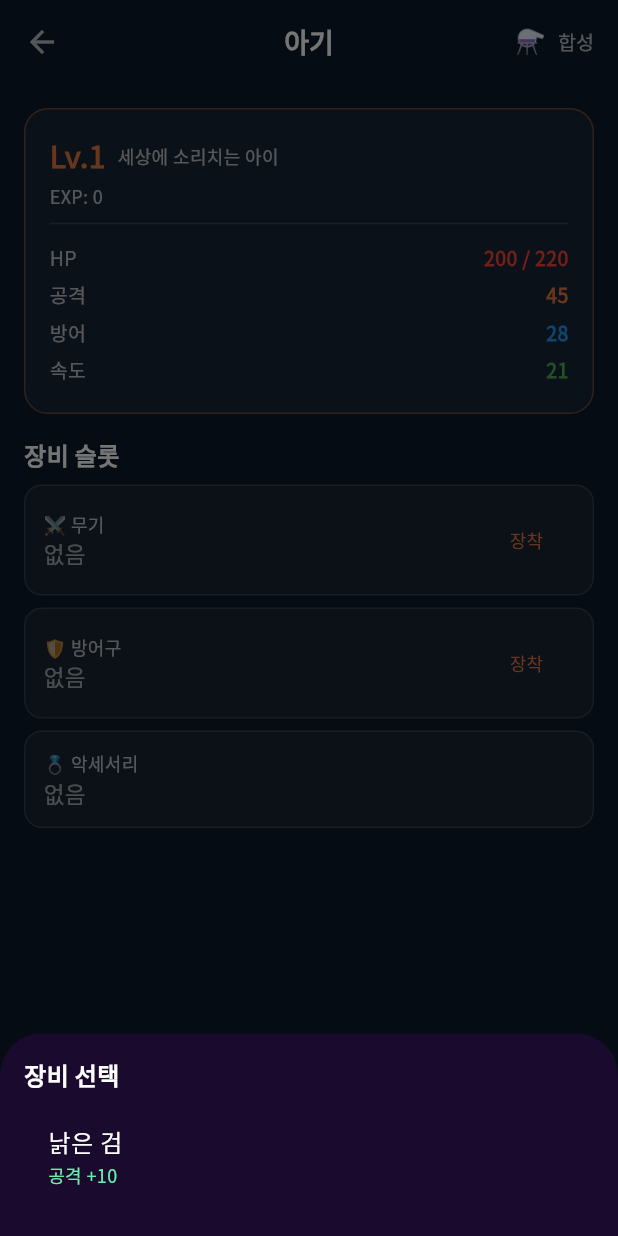
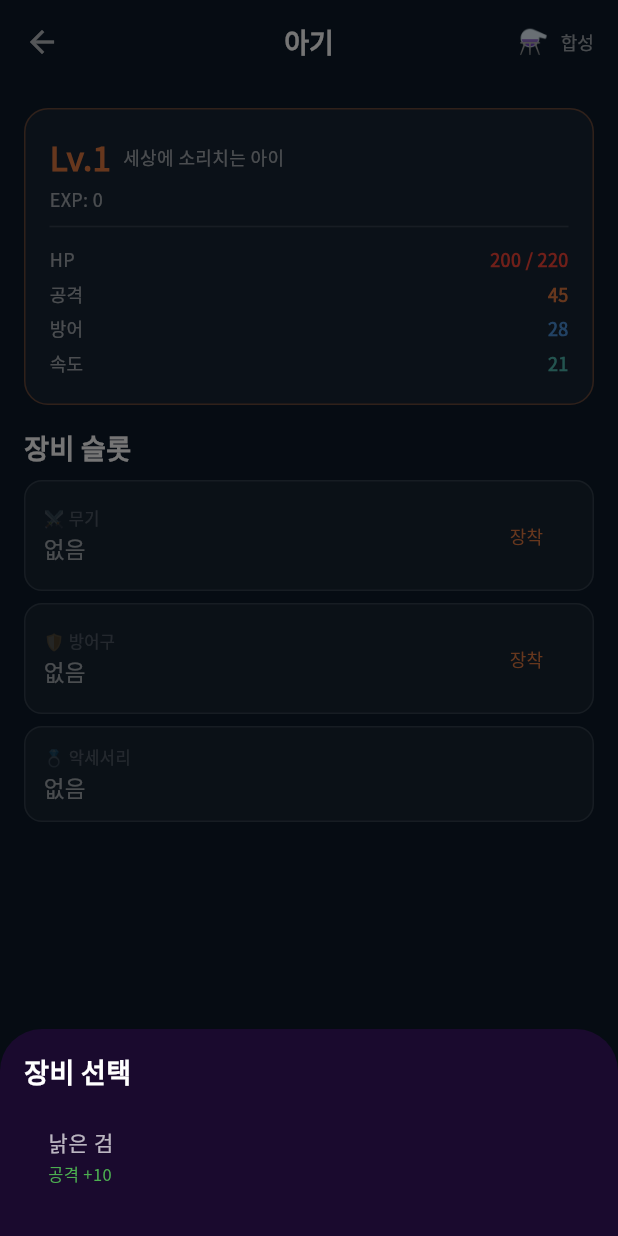
Before and after one commit to alstjs24-design/elemental-quest, a Flutter app: the CharacterScreen screen opened directly, after a tap on "장착", on a phone screen of 412 x 824 dp. Run offline on Flutter 3.47's test engine with Material 3 defaults, Android fonts, the phone set to English and light mode, and no system bars; our stand-ins replace cloud_firestore, firebase_auth, firebase_core, flutter_riverpod, google_fonts, hive_flutter; accounts and stored records are empty.

Commit message:
feat: apply design tokens to run, memory card, character, legacy screens
- run_screen: AppColors.bgDeep/dungeon/hpLow, AppTextStyles throughout, zone card and end screen
- memory_card_screen: AppColors.bgDeep/water, AppTextStyles for card name/desc/bonus/buttons
- character_screen: AppColors.bgDark/fire/water/wind/hpHigh, stat row tokens, equipment bottom sheet
- legacy_screen: AppColors.bgDark/dungeon/legacy/soul, upgrade card labels, level dots soul colors

```diff
--- a/lib/features/character/character_screen.dart
+++ b/lib/features/character/character_screen.dart
@@ -4,6 +4,7 @@
 // Writes: equipItem, unequipSlot on characterProvider.notifier
 import 'package:flutter/material.dart';
 import 'package:flutter_riverpod/flutter_riverpod.dart';
+import '../../core/theme/app_theme.dart';
 import '../../core/enums/character_trait.dart';
 import '../../core/models/character.dart';
 import '../../core/models/equipment.dart';
@@ -36,7 +37,7 @@ class _CharacterScreenState extends ConsumerState<CharacterScreen> {
 
     if (character == null) {
       return const Scaffold(
-        backgroundColor: Color(0xFF0D1B2A),
+        backgroundColor: AppColors.bgDark,
         body: Center(child: CircularProgressIndicator()),
       );
     }
@@ -44,13 +45,11 @@ class _CharacterScreenState extends ConsumerState<CharacterScreen> {
     final stats = charState.effectiveStats;
 
     return Scaffold(
-      backgroundColor: const Color(0xFF0D1B2A),
+      backgroundColor: AppColors.bgDark,
       appBar: AppBar(
         backgroundColor: Colors.transparent,
         elevation: 0,
-        title: Text(character.name,
-            style: const TextStyle(
-                fontSize: 18, fontWeight: FontWeight.bold)),
+        title: Text(character.name, style: AppTextStyles.titleMedium),
         centerTitle: true,
         actions: [
           TextButton.icon(
@@ -59,8 +58,7 @@ class _CharacterScreenState extends ConsumerState<CharacterScreen> {
               MaterialPageRoute(builder: (_) => const CraftingScreen()),
             ),
             icon: const Text('⚗️', style: TextStyle(fontSize: 16)),
-            label: const Text('합성',
-                style: TextStyle(color: Colors.white70, fontSize: 13)),
+            label: Text('합성', style: AppTextStyles.bodySmall),
           ),
         ],
       ),
@@ -71,11 +69,7 @@ class _CharacterScreenState extends ConsumerState<CharacterScreen> {
           children: [
             _StatCard(character: character, stats: stats),
             const SizedBox(height: 16),
-            const Text('장비 슬롯',
-                style: TextStyle(
-                    color: Colors.white,
-                    fontSize: 16,
-                    fontWeight: FontWeight.bold)),
+            Text('장비 슬롯', style: AppTextStyles.titleMedium),
             const SizedBox(height: 8),
             for (final slot in EquipmentSlot.values)
               _EquipmentSlotTile(
@@ -114,7 +108,7 @@ class _StatCard extends StatelessWidget {
         color: Colors.white.withValues(alpha: 0.05),
         borderRadius: BorderRadius.circular(16),
         border: Border.all(
-            color: const Color(0xFFE07840).withValues(alpha: 0.4)),
+            color: AppColors.fire.withValues(alpha: 0.4)),
       ),
       child: Column(
         crossAxisAlignment: CrossAxisAlignment.start,
@@ -122,27 +116,19 @@ class _StatCard extends StatelessWidget {
           Row(
             children: [
               Text('Lv.${character.level}',
-                  style: const TextStyle(
-                      color: Color(0xFFE07840),
-                      fontSize: 20,
-                      fontWeight: FontWeight.bold)),
+                  style: AppTextStyles.titleLarge.copyWith(
+                      color: AppColors.fire)),
               const SizedBox(width: 8),
-              Text(character.trait.displayName,
-                  style: const TextStyle(
-                      color: Colors.white70, fontSize: 12)),
+              Text(character.trait.displayName, style: AppTextStyles.bodySmall),
             ],
           ),
           const SizedBox(height: 4),
-          Text('EXP: ${character.exp}',
-              style: const TextStyle(
-                  color: Colors.white70, fontSize: 12)),
+          Text('EXP: ${character.exp}', style: AppTextStyles.bodySmall),
           const Divider(color: Colors.white12, height: 20),
-          _StatRow('HP',
-              '${character.currentHp} / ${stats.maxHp}', Colors.red),
-          _StatRow(
-              '공격', '${stats.attack}', const Color(0xFFE07840)),
-          _StatRow('방어', '${stats.defense}', Colors.blue),
-          _StatRow('속도', '${stats.speed}', Colors.green),
+          _StatRow('HP', '${character.currentHp} / ${stats.maxHp}', AppColors.hpLow),
+          _StatRow('공격', '${stats.attack}', AppColors.fire),
+          _StatRow('방어', '${stats.defense}', AppColors.water),
+          _StatRow('속도', '${stats.speed}', AppColors.wind),
         ],
       ),
     );
@@ -162,14 +148,10 @@ class _StatRow extends StatelessWidget {
       child: Row(
         mainAxisAlignment: MainAxisAlignment.spaceBetween,
         children: [
-          Text(label,
-              style: const TextStyle(
-                  color: Colors.white70, fontSize: 13)),
+          Text(label, style: AppTextStyles.bodySmall),
           Text(value,
-              style: TextStyle(
-                  color: color,
-                  fontSize: 13,
-                  fontWeight: FontWeight.bold)),
+              style: AppTextStyles.bodySmall.copyWith(
+                  color: color, fontWeight: FontWeight.bold)),
         ],
       ),
     );
@@ -223,9 +205,7 @@ class _EquipmentSlotTile extends StatelessWidget {
               child: Column(
                 crossAxisAlignment: CrossAxisAlignment.start,
                 children: [
-                  Text(slotLabel,
-                      style: const TextStyle(
-                          color: Colors.white70, fontSize: 12)),
+                  Text(slotLabel, style: AppTextStyles.caption),
                   Text(
                     equipped?.name ?? '없음',
                     style: TextStyle(
@@ -241,8 +221,8 @@ class _EquipmentSlotTile extends StatelessWidget {
                   if (equipped != null)
                     Text(
                       _bonusText(equipped!),
-                      style: const TextStyle(
-                          color: Colors.greenAccent, fontSize: 11),
+                      style: AppTextStyles.caption.copyWith(
+                          color: AppColors.hpHigh),
                     ),
                 ],
               ),
@@ -271,24 +251,19 @@ class _EquipmentSlotTile extends StatelessWidget {
       BuildContext context, List<Equipment> items) {
     showModalBottomSheet(
       context: context,
-      backgroundColor: const Color(0xFF1A0A2E),
+      backgroundColor: AppColors.bgPurple,
       builder: (_) => ListView(
         shrinkWrap: true,
         padding: const EdgeInsets.all(16),
         children: [
-          const Text('장비 선택',
-              style: TextStyle(
-                  color: Colors.white,
-                  fontSize: 16,
-                  fontWeight: FontWeight.bold)),
+          Text('장비 선택', style: AppTextStyles.titleMedium),
           const SizedBox(height: 8),
           for (final eq in items)
             ListTile(
-              title: Text(eq.name,
-                  style: const TextStyle(color: Colors.white)),
+              title: Text(eq.name, style: AppTextStyles.bodyMedium),
               subtitle: Text(_bonusText(eq),
-                  style: const TextStyle(
-                      color: Colors.greenAccent, fontSize: 12)),
+                  style: AppTextStyles.caption.copyWith(
+                      color: AppColors.hpHigh)),
               onTap: () {
                 onEquip(eq);
                 Navigator.pop(context);
```
Also changed, not shown: lib/features/legacy/legacy_screen.dart (+16 -17 lines), lib/features/run/memory_card_screen.dart (+18 -26 lines), lib/features/run/run_screen.dart (+37 -58 lines).
